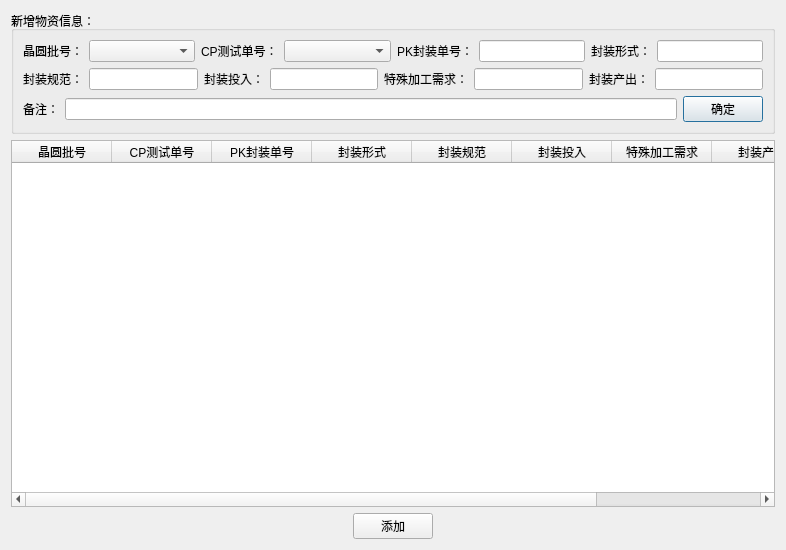
heathen557/materialManagement, file add_pk_dialog.ui: the form before one commit.
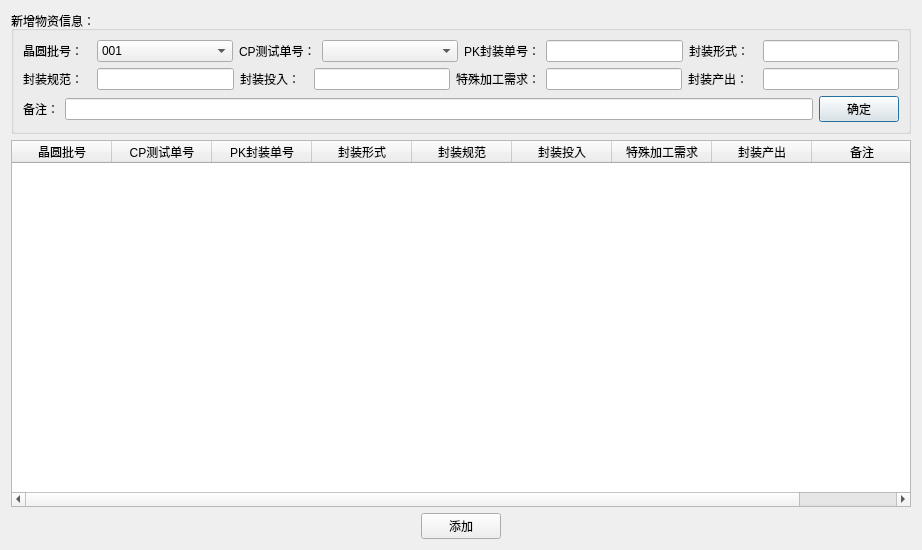
The form after the commit. Icons and pictures are not drawn.

The edit to the form file:
```diff
--- a/add_pk_dialog.ui
+++ b/add_pk_dialog.ui
@@ -6,7 +6,7 @@
    <rect>
     <x>0</x>
     <y>0</y>
-    <width>786</width>
+    <width>922</width>
     <height>550</height>
    </rect>
   </property>
@@ -33,7 +33,18 @@
          </widget>
         </item>
         <item>
-         <widget class="QComboBox" name="comboBox"/>
+         <widget class="QComboBox" name="waferNum_comboBox">
+          <item>
+           <property name="text">
+            <string>001</string>
+           </property>
+          </item>
+          <item>
+           <property name="text">
+            <string>002</string>
+           </property>
+          </item>
+         </widget>
         </item>
         <item>
          <widget class="QLabel" name="label_3">
```
Left out of the diff: 18 changed lines with no effect on the pictures.
